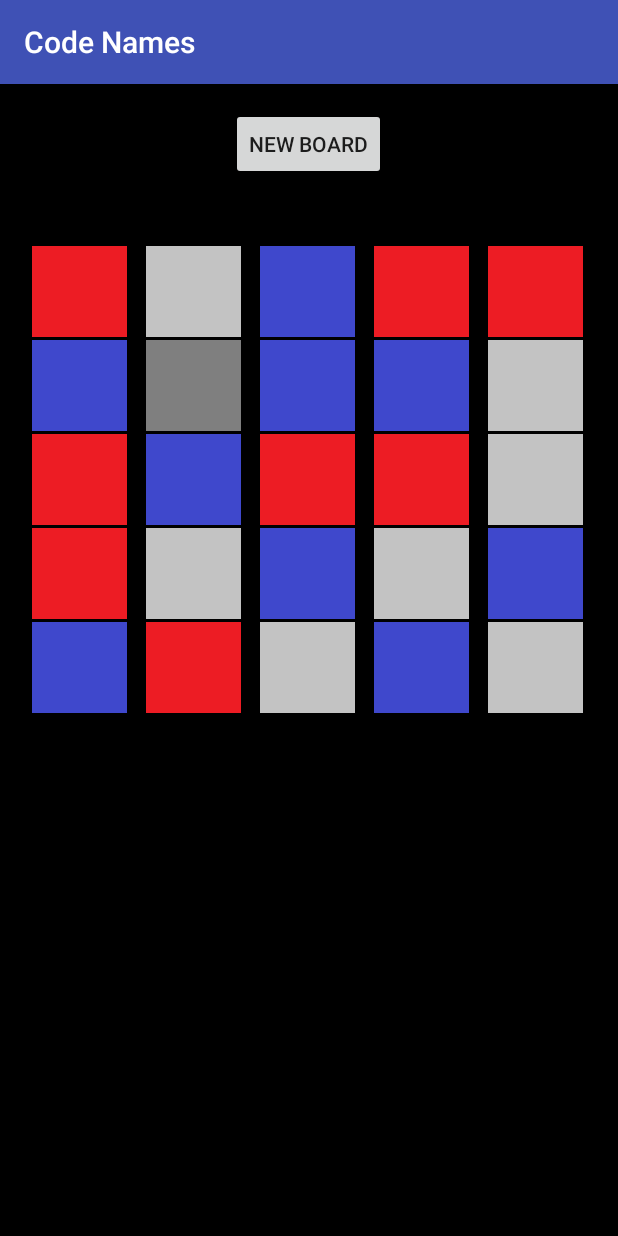
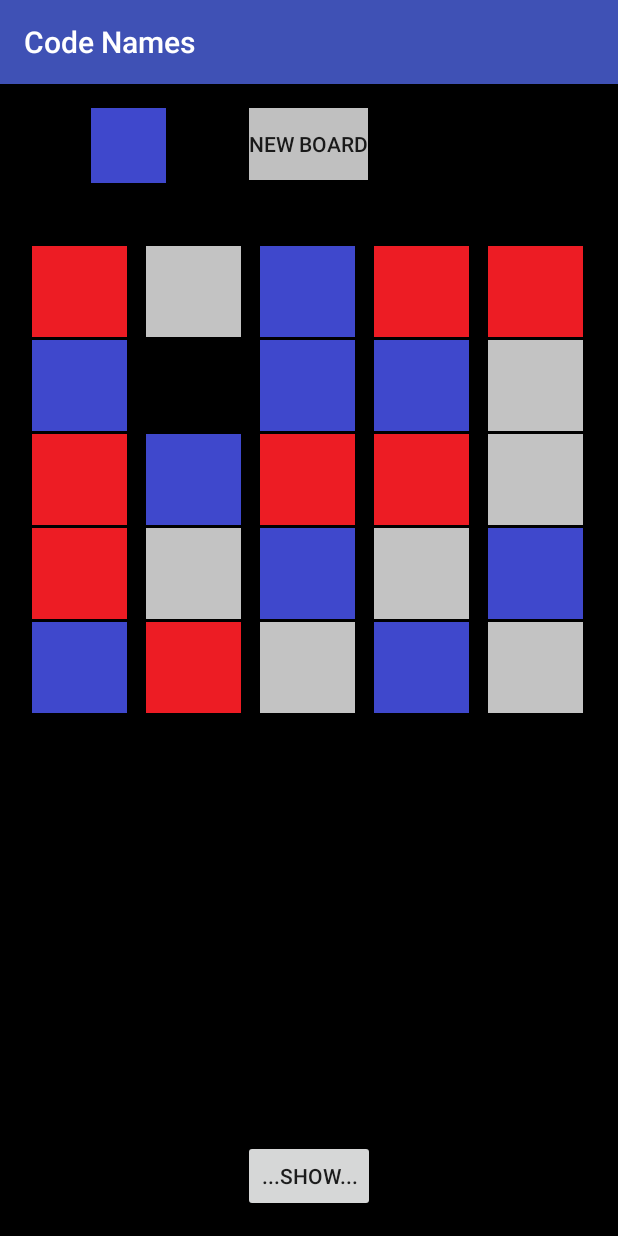
Before and after one commit to MatAff/CodeNames, an Android app: the screen it shows after launch (MainActivity), after a tap on "NEW BOARD", on a phone screen of 412 x 824 dp. Run offline under Robolectric (Android 15) with nearby library versions, the phone set to English and light mode, and no system bars.

Commit message:
Add varying starting color and logo

```diff
--- a/app/src/main/AndroidManifest.xml
+++ b/app/src/main/AndroidManifest.xml
@@ -4,7 +4,7 @@
 
     <application
         android:allowBackup="true"
-        android:icon="@mipmap/ic_launcher"
+        android:icon="@mipmap/logo"
         android:label="@string/app_name"
         android:supportsRtl="true"
         android:theme="@style/AppTheme" >
--- a/app/src/main/java/com/example/codenames/MainActivity.java
+++ b/app/src/main/java/com/example/codenames/MainActivity.java
@@ -3,9 +3,11 @@ package com.example.codenames;
 import android.content.Context;
 import android.support.v7.app.AppCompatActivity;
 import android.os.Bundle;
+import android.view.MotionEvent;
 import android.view.View;
 import android.widget.Button;
 import android.widget.GridView;
+import android.widget.ImageView;
 
 import fieldgenerator.FieldGenerator;
 
@@ -18,38 +20,77 @@ public class MainActivity extends AppCompatActivity {
 
         final Context c;
 
+        // Field related variables
+
+        //final Integer[] mThumbIds;
+
         c = this;
 
         // Initialize UI elements
+        final ImageView startColorView = (ImageView) findViewById(R.id.startColor);
         final GridView gridview = (GridView) findViewById(R.id.gridView);
         final Button newFieldbutton = (Button) findViewById(R.id.newFieldButton);
+        final Button showButton = (Button) findViewById(R.id.showButton);
 
         // Link UI element to actions in code
+        showButton.setOnTouchListener(new Button.OnTouchListener() {
+            @Override
+            public boolean onTouch(View v, MotionEvent event) {
+                if(event.getAction() == MotionEvent.ACTION_DOWN) {
+                    //gridview.setAdapter(new ImageAdapter(c, mThumbIds));
+                } else if (event.getAction() == MotionEvent.ACTION_UP) {
+                    //gridview.setAdapter(null);
+                }
+                return false;
+            }
+
+        });
+
+
         newFieldbutton.setOnClickListener(new Button.OnClickListener() {
             @Override
             public void onClick(View v) {
 
                 // Declare variables
                 int[] field;
+                String startColor;
+                int plusColor;
+                int minusColor;
                 Integer[] mThumbIds;
 
                 // Generate field
                 FieldGenerator FG = new FieldGenerator();
                 FG.generate();
                 field = FG.getField();
+                startColor = FG.getStartColor();
+
+                // Set colors
+                if (startColor == "blue") {
+                    plusColor = R.drawable.blue;
+                    minusColor = R.drawable.red;
+                } else {
+                    minusColor = R.drawable.blue;
+                    plusColor = R.drawable.red;
+                }
 
                 mThumbIds = new Integer[25];
                 for(int i =0; i < 25; i++) {
-                    if (field[i]==1) mThumbIds[i] = R.drawable.blue;
-                    if (field[i]==-1) mThumbIds[i] = R.drawable.red;
+                    if (field[i]==1) mThumbIds[i] = plusColor;
+                    if (field[i]==-1) mThumbIds[i] = minusColor;
                     if (field[i]==0) mThumbIds[i] = R.drawable.grey_light;
-                    if (field[i]==9) mThumbIds[i] = R.drawable.grey_dark;
+                    if (field[i]==9) mThumbIds[i] = R.drawable.black;
                 }
 
                 /*Integer[] mThumbIds = {
                         R.drawable.blue, R.drawable.red, R.drawable.grey_light, R.drawable.grey_dark
                 };*/
 
+                if (startColor=="blue")
+                    startColorView.setImageResource(R.drawable.blue);
+                else
+                    startColorView.setImageResource(R.drawable.red);
+
+                // Show grid
                 gridview.setAdapter(new ImageAdapter(c, mThumbIds));
 
 
--- a/app/src/main/java/fieldgenerator/FieldGenerator.java
+++ b/app/src/main/java/fieldgenerator/FieldGenerator.java
@@ -3,10 +3,13 @@ package fieldgenerator;
 public class FieldGenerator
 {
     private int[] field;
+    private String startColor;
 
     public int[] getField() {
         return field;
     }
+
+    public String getStartColor() { return startColor; }
 
     private int getRandomInt(int minVal, int maxVal) {
 
@@ -25,7 +28,7 @@ public class FieldGenerator
 
         // Initialize field
         field = new int[25];
-        String startColor;
+
 
         // Set start color
         randomNumber = getRandomInt(0,1);
--- a/app/src/main/res/layout/activity_main.xml
+++ b/app/src/main/res/layout/activity_main.xml
@@ -14,16 +14,17 @@
         android:text="@string/new_grid"
         android:id="@+id/newFieldButton"
         android:layout_alignParentTop="true"
-        android:layout_centerHorizontal="true" />
+        android:layout_centerHorizontal="true"
+        android:background="#ffC0C0C0"/>
 
-    <!--<Button
+    <Button
         style="?android:attr/buttonStyleSmall"
         android:layout_width="wrap_content"
         android:layout_height="wrap_content"
         android:text="@string/show"
-        android:id="@+id/unhideButton"
+        android:id="@+id/showButton"
         android:layout_alignParentBottom="true"
-        android:layout_centerHorizontal="true" />-->
+        android:layout_centerHorizontal="true" />
 
     <GridView
         android:layout_width="fill_parent"
@@ -38,4 +39,13 @@
         android:textFilterEnabled="false"
         android:verticalSpacing="2dp" />
 
+    <ImageView
+        android:layout_width="wrap_content"
+        android:layout_height="wrap_content"
+        android:id="@+id/startColor"
+        android:layout_marginRight="55dp"
+        android:layout_marginEnd="55dp"
+        android:layout_toLeftOf="@+id/newFieldButton"
+        android:layout_alignParentTop="true" />
+
 </RelativeLayout>
--- a/app/src/main/res/values/strings.xml
+++ b/app/src/main/res/values/strings.xml
@@ -1,5 +1,5 @@
 <resources>
     <string name="app_name">Code Names</string>
-    <string name="new_grid">New board</string>
-    <string name="show">Unhide</string>
+    <string name="new_grid"> New board </string>
+    <string name="show">...show...</string>
 </resources>
```
Also changed, not shown: app/src/main/res/drawable/black.png (added), app/src/main/res/logo.png (added), app/src/main/res/mipmap-hdpi/logo.png (added), app/src/main/res/mipmap-mdpi/logo.png (added), app/src/main/res/mipmap-xhdpi/logo.png (added), app/src/main/res/mipmap-xxhdpi/logo.png (added), app/src/main/res/mipmap-xxxhdpi/logo.png (added), 1 other file.
